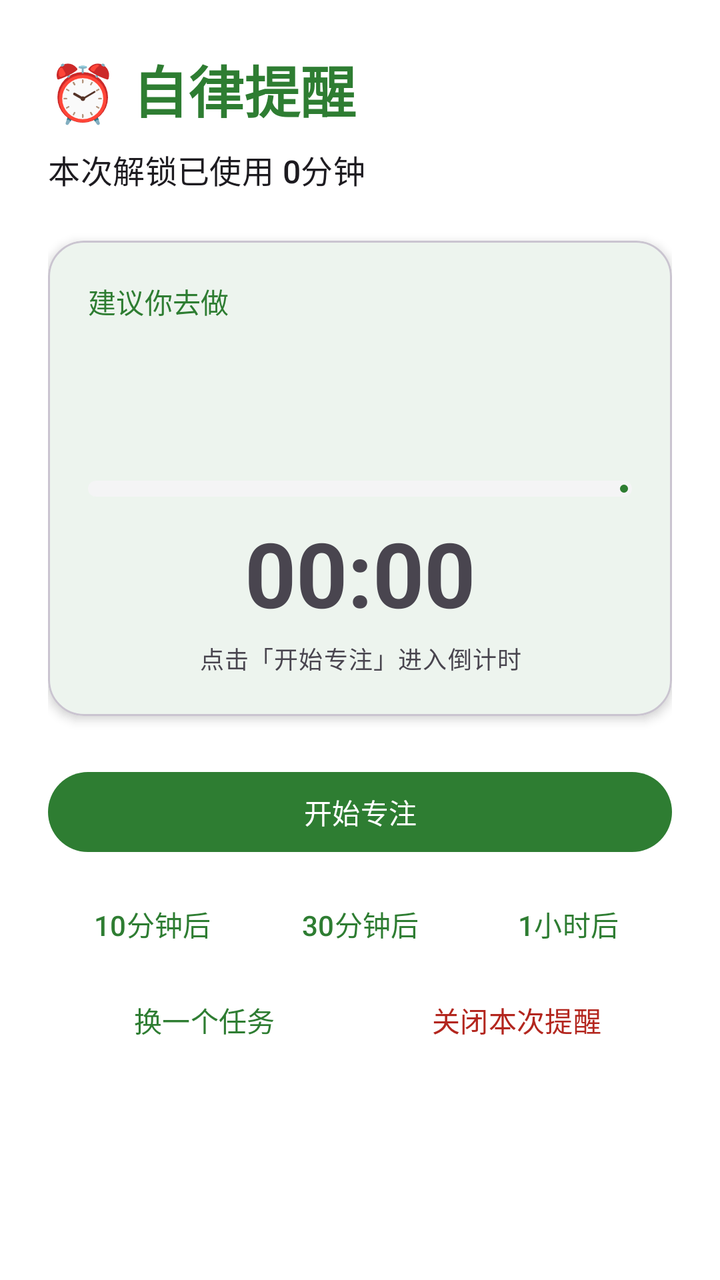
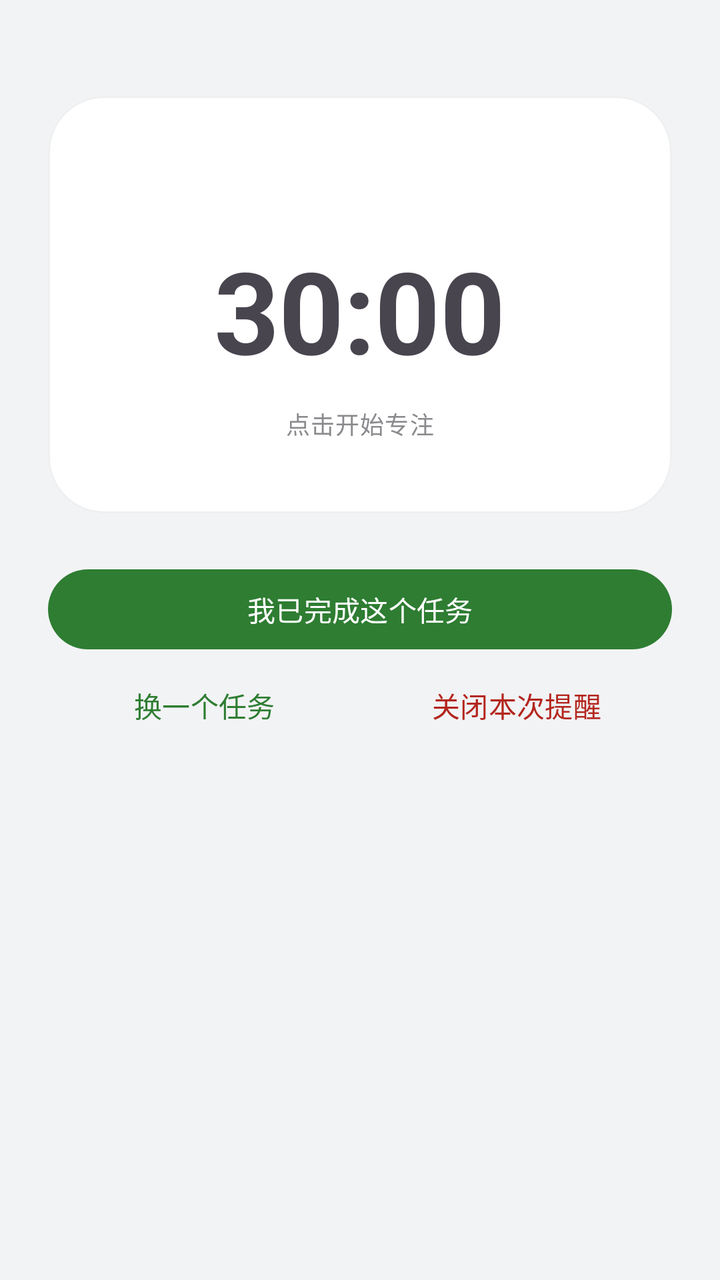

Before-and-after screenshots of an Android layout around one commit, followed by the original layout XML and the change that was made.
<!-- AndroidManifest.xml: application theme Theme.SelfDiscipline -->
<!-- res/layout/activity_reminder.xml -->
<?xml version="1.0" encoding="utf-8"?>
<ScrollView xmlns:android="http://schemas.android.com/apk/res/android"
    xmlns:app="http://schemas.android.com/apk/res-auto"
    android:layout_width="match_parent"
    android:layout_height="match_parent"
    android:fillViewport="true">

    <LinearLayout
        android:layout_width="match_parent"
        android:layout_height="wrap_content"
        android:orientation="vertical"
        android:padding="24dp">

        <TextView
            android:layout_width="wrap_content"
            android:layout_height="wrap_content"
            android:text="⏰ 自律提醒"
            android:textAppearance="?attr/textAppearanceHeadlineMedium"
            android:textColor="?attr/colorPrimary"
            android:textStyle="bold" />

        <TextView
            android:id="@+id/tvRemindUsage"
            android:layout_width="wrap_content"
            android:layout_height="wrap_content"
            android:layout_marginTop="8dp"
            android:text="本次解锁已使用 0分钟"
            android:textAppearance="?attr/textAppearanceTitleMedium" />

        
        <com.google.android.material.card.MaterialCardView
            android:id="@+id/cardTask"
            android:layout_width="match_parent"
            android:layout_height="wrap_content"
            android:layout_marginTop="24dp"
            app:cardCornerRadius="18dp"
            app:cardElevation="3dp">

            <LinearLayout
                android:layout_width="match_parent"
                android:layout_height="wrap_content"
                android:orientation="vertical"
                android:padding="20dp">

                <TextView
                    android:layout_width="wrap_content"
                    android:layout_height="wrap_content"
                    android:text="建议你去做"
                    android:textAppearance="?attr/textAppearanceLabelLarge"
                    android:textColor="?attr/colorPrimary" />

                <TextView
                    android:id="@+id/tvTaskTitle"
                    android:layout_width="wrap_content"
                    android:layout_height="wrap_content"
                    android:layout_marginTop="8dp"
                    android:textAppearance="?attr/textAppearanceHeadlineSmall"
                    android:textStyle="bold" />

                <TextView
                    android:id="@+id/tvTaskMeta"
                    android:layout_width="wrap_content"
                    android:layout_height="wrap_content"
                    android:layout_marginTop="4dp"
                    android:textAppearance="?attr/textAppearanceBodyMedium"
                    android:textColor="?android:attr/textColorSecondary" />

                <com.google.android.material.progressindicator.LinearProgressIndicator
                    android:id="@+id/progressFocus"
                    android:layout_width="match_parent"
                    android:layout_height="wrap_content"
                    android:layout_marginTop="16dp"
                    android:max="100"
                    app:indicatorColor="?attr/colorPrimary"
                    app:trackColor="?attr/colorSurfaceVariant"
                    app:trackCornerRadius="4dp"
                    app:trackThickness="8dp" />

                <TextView
                    android:id="@+id/tvCountdown"
                    android:layout_width="match_parent"
                    android:layout_height="wrap_content"
                    android:layout_marginTop="8dp"
                    android:gravity="center"
                    android:text="00:00"
                    android:textAppearance="?attr/textAppearanceDisplayMedium"
                    android:textStyle="bold" />

                <TextView
                    android:id="@+id/tvFocusHint"
                    android:layout_width="match_parent"
                    android:layout_height="wrap_content"
                    android:layout_marginTop="4dp"
                    android:gravity="center"
                    android:text="点击「开始专注」进入倒计时"
                    android:textAppearance="?attr/textAppearanceBodySmall"
                    android:textColor="?android:attr/textColorSecondary" />
            </LinearLayout>
        </com.google.android.material.card.MaterialCardView>

        <TextView
            android:id="@+id/tvNoTask"
            android:layout_width="match_parent"
            android:layout_height="wrap_content"
            android:layout_marginTop="32dp"
            android:gravity="center"
            android:text="还没有待办任务\n请先到任务清单中添加一个想做的事情吧"
            android:textAppearance="?attr/textAppearanceBodyLarge"
            android:textColor="?android:attr/textColorSecondary"
            android:visibility="gone" />

        <com.google.android.material.button.MaterialButton
            android:id="@+id/btnAddTask"
            android:layout_width="match_parent"
            android:layout_height="wrap_content"
            android:layout_marginTop="12dp"
            android:text="去添加任务"
            style="@style/Widget.Material3.Button.TonalButton"
            android:visibility="gone" />

        <com.google.android.material.button.MaterialButton
            android:id="@+id/btnStart"
            android:layout_width="match_parent"
            android:layout_height="wrap_content"
            android:layout_marginTop="24dp"
            android:text="开始专注" />

        <com.google.android.material.button.MaterialButton
            android:id="@+id/btnComplete"
            android:layout_width="match_parent"
            android:layout_height="wrap_content"
            android:layout_marginTop="24dp"
            android:text="我已完成这个任务"
            android:visibility="gone" />

        <LinearLayout
            android:layout_width="match_parent"
            android:layout_height="wrap_content"
            android:layout_marginTop="8dp"
            android:orientation="horizontal">

            <com.google.android.material.button.MaterialButton
                android:id="@+id/btnSnooze10"
                android:layout_width="0dp"
                android:layout_height="wrap_content"
                android:layout_weight="1"
                android:minWidth="0dp"
                android:text="10分钟后"
                style="@style/Widget.Material3.Button.TextButton" />

            <com.google.android.material.button.MaterialButton
                android:id="@+id/btnSnooze30"
                android:layout_width="0dp"
                android:layout_height="wrap_content"
                android:layout_weight="1"
                android:minWidth="0dp"
                android:text="30分钟后"
                style="@style/Widget.Material3.Button.TextButton" />

            <com.google.android.material.button.MaterialButton
                android:id="@+id/btnSnooze60"
                android:layout_width="0dp"
                android:layout_height="wrap_content"
                android:layout_weight="1"
                android:minWidth="0dp"
                android:text="1小时后"
                style="@style/Widget.Material3.Button.TextButton" />
        </LinearLayout>

        <LinearLayout
            android:layout_width="match_parent"
            android:layout_height="wrap_content"
            android:orientation="horizontal">

            <com.google.android.material.button.MaterialButton
                android:id="@+id/btnSkip"
                android:layout_width="0dp"
                android:layout_height="wrap_content"
                android:layout_weight="1"
                android:minWidth="0dp"
                android:text="换一个任务"
                style="@style/Widget.Material3.Button.TextButton" />

            <com.google.android.material.button.MaterialButton
                android:id="@+id/btnMuteSession"
                android:layout_width="0dp"
                android:layout_height="wrap_content"
                android:layout_weight="1"
                android:minWidth="0dp"
                android:text="关闭本次提醒"
                android:textColor="?attr/colorError"
                style="@style/Widget.Material3.Button.TextButton" />
        </LinearLayout>
    </LinearLayout>
</ScrollView>
<!-- resources referenced by this layout -->
<resources>
  <style name="Theme.SelfDiscipline" parent="Theme.Material3.Light.NoActionBar">
          <item name="colorPrimary">@color/primary</item>
          <item name="colorOnPrimary">@color/white</item>
          <item name="colorPrimaryContainer">@color/primary_container</item>
          <item name="colorOnPrimaryContainer">@color/on_primary_container</item>
          <item name="colorSurface">@color/surface</item>
          <item name="colorSurfaceVariant">@color/surface_variant</item>
          <item name="android:windowBackground">@color/white</item>
          <item name="android:statusBarColor">@color/white</item>
          <item name="android:windowLightStatusBar">true</item>
      </style>
  <color name="primary">#2E7D32</color>
  <color name="white">#FFFFFF</color>
  <color name="primary_container">#A5D6A7</color>
  <color name="on_primary_container">#1B5E20</color>
  <color name="surface">#FFFFFF</color>
  <color name="surface_variant">#F4F4F5</color>
</resources>

<!-- the commit's change to res/layout/activity_reminder.xml (unified diff, before → after) -->
@@ -1,195 +1,123 @@
 <?xml version="1.0" encoding="utf-8"?>
-<ScrollView xmlns:android="http://schemas.android.com/apk/res/android"
+<LinearLayout xmlns:android="http://schemas.android.com/apk/res/android"
     xmlns:app="http://schemas.android.com/apk/res-auto"
     android:layout_width="match_parent"
     android:layout_height="match_parent"
-    android:fillViewport="true">
+    android:background="@color/bg"
+    android:orientation="vertical">
 
-    <LinearLayout
+    <ScrollView
         android:layout_width="match_parent"
-        android:layout_height="wrap_content"
-        android:orientation="vertical"
-        android:padding="24dp">
+        android:layout_height="match_parent"
+        android:fillViewport="true">
 
-        <TextView
-            android:layout_width="wrap_content"
-            android:layout_height="wrap_content"
-            android:text="⏰ 自律提醒"
-            android:textAppearance="?attr/textAppearanceHeadlineMedium"
-            android:textColor="?attr/colorPrimary"
-            android:textStyle="bold" />
-
-        <TextView
-            android:id="@+id/tvRemindUsage"
-            android:layout_width="wrap_content"
-            android:layout_height="wrap_content"
-            android:layout_marginTop="8dp"
-            android:text="本次解锁已使用 0分钟"
-            android:textAppearance="?attr/textAppearanceTitleMedium" />
-
-        
-        <com.google.android.material.card.MaterialCardView
-            android:id="@+id/cardTask"
+        <LinearLayout
             android:layout_width="match_parent"
             android:layout_height="wrap_content"
-            android:layout_marginTop="24dp"
-            app:cardCornerRadius="18dp"
-            app:cardElevation="3dp">
+            android:gravity="center_horizontal"
+            android:orientation="vertical"
+            android:padding="24dp">
+
+            
+            <com.google.android.material.card.MaterialCardView
+                android:id="@+id/cardTask"
+                android:layout_width="match_parent"
+                android:layout_height="wrap_content"
+                android:layout_marginTop="24dp"
+                android:clickable="true"
+                android:focusable="true"
+                android:foreground="?attr/selectableItemBackground"
+                app:cardBackgroundColor="@color/surface"
+                app:cardCornerRadius="28dp"
+                app:cardElevation="0dp"
+                app:strokeColor="#EEEFF0"
+                app:strokeWidth="1dp">
+
+                <LinearLayout
+                    android:layout_width="match_parent"
+                    android:layout_height="wrap_content"
+                    android:gravity="center"
+                    android:orientation="vertical"
+                    android:padding="36dp">
+
+                    <TextView
+                        android:id="@+id/tvTaskTitle"
+                        android:layout_width="wrap_content"
+                        android:layout_height="wrap_content"
+                        android:textAppearance="?attr/textAppearanceLabelLarge"
+                        android:textColor="@color/text_secondary" />
+
+                    <TextView
+                        android:id="@+id/tvCountdown"
+                        android:layout_width="wrap_content"
+                        android:layout_height="wrap_content"
+                        android:layout_marginTop="14dp"
+                        android:text="30:00"
+                        android:textAppearance="?attr/textAppearanceDisplayLarge"
+                        android:textStyle="bold" />
+
+                    <TextView
+                        android:id="@+id/tvFocusHint"
+                        android:layout_width="wrap_content"
+                        android:layout_height="wrap_content"
+                        android:layout_marginTop="10dp"
+                        android:text="点击开始专注"
+                        android:textAppearance="?attr/textAppearanceBodySmall"
+                        android:textColor="@color/text_secondary" />
+                </LinearLayout>
+            </com.google.android.material.card.MaterialCardView>
+
+            <TextView
+                android:id="@+id/tvNoTask"
+                android:layout_width="wrap_content"
+                android:layout_height="wrap_content"
+                android:layout_marginTop="32dp"
+                android:gravity="center"
+                android:text="还没有待办任务"
+                android:textAppearance="?attr/textAppearanceBodyLarge"
+                android:textColor="@color/text_secondary"
+                android:visibility="gone" />
+
+            <com.google.android.material.button.MaterialButton
+                android:id="@+id/btnAddTask"
+                android:layout_width="wrap_content"
+                android:layout_height="wrap_content"
+                android:layout_marginTop="12dp"
+                android:text="去添加任务"
+                style="@style/Widget.Material3.Button.TonalButton"
+                android:visibility="gone" />
+
+            <com.google.android.material.button.MaterialButton
+                android:id="@+id/btnComplete"
+                android:layout_width="match_parent"
+                android:layout_height="wrap_content"
+                android:layout_marginTop="24dp"
+                android:text="我已完成这个任务" />
 
             <LinearLayout
                 android:layout_width="match_parent"
                 android:layout_height="wrap_content"
-                android:orientation="vertical"
-                android:padding="20dp">
+                android:orientation="horizontal">
 
-                <TextView
-                    android:layout_width="wrap_content"
+                <com.google.android.material.button.MaterialButton
+                    android:id="@+id/btnSkip"
+                    android:layout_width="0dp"
                     android:layout_height="wrap_content"
-                    android:text="建议你去做"
-                    android:textAppearance="?attr/textAppearanceLabelLarge"
-                    android:textColor="?attr/colorPrimary" />
+                    android:layout_weight="1"
+                    android:minWidth="0dp"
+                    android:text="换一个任务"
+                    style="@style/Widget.Material3.Button.TextButton" />
 
-                <TextView
-                    android:id="@+id/tvTaskTitle"
-                    android:layout_width="wrap_content"
+                <com.google.android.material.button.MaterialButton
+                    android:id="@+id/btnMuteSession"
+                    android:layout_width="0dp"
                     android:layout_height="wrap_content"
-                    android:layout_marginTop="8dp"
-                    android:textAppearance="?attr/textAppearanceHeadlineSmall"
-                    android:textStyle="bold" />
-
-                <TextView
-                    android:id="@+id/tvTaskMeta"
-                    android:layout_width="wrap_content"
-                    android:layout_height="wrap_content"
-                    android:layout_marginTop="4dp"
-                    android:textAppearance="?attr/textAppearanceBodyMedium"
-                    android:textColor="?android:attr/textColorSecondary" />
-
-                <com.google.android.material.progressindicator.LinearProgressIndicator
-                    android:id="@+id/progressFocus"
-                    android:layout_width="match_parent"
-                    android:layout_height="wrap_content"
-                    android:layout_marginTop="16dp"
-                    android:max="100"
-                    app:indicatorColor="?attr/colorPrimary"
-                    app:trackColor="?attr/colorSurfaceVariant"
-                    app:trackCornerRadius="4dp"
-                    app:trackThickness="8dp" />
-
-                <TextView
-                    android:id="@+id/tvCountdown"
-                    android:layout_width="match_parent"
-                    android:layout_height="wrap_content"
-                    android:layout_marginTop="8dp"
-                    android:gravity="center"
-                    android:text="00:00"
-                    android:textAppearance="?attr/textAppearanceDisplayMedium"
-                    android:textStyle="bold" />
-
-                <TextView
-                    android:id="@+id/tvFocusHint"
-                    android:layout_width="match_parent"
-                    android:layout_height="wrap_content"
-                    android:layout_marginTop="4dp"
-                    android:gravity="center"
-                    android:text="点击「开始专注」进入倒计时"
-                    android:textAppearance="?attr/textAppearanceBodySmall"
-                    android:textColor="?android:attr/textColorSecondary" />
+                    android:layout_weight="1"
+                    android:minWidth="0dp"
+                    android:text="关闭本次提醒"
+                    android:textColor="?attr/colorError"
+                    style="@style/Widget.Material3.Button.TextButton" />
             </LinearLayout>
-        </com.google.android.material.card.MaterialCardView>
-
-        <TextView
-            android:id="@+id/tvNoTask"
-            android:layout_width="match_parent"
-            android:layout_height="wrap_content"
-            android:layout_marginTop="32dp"
-            android:gravity="center"
-            android:text="还没有待办任务\n请先到任务清单中添加一个想做的事情吧"
-            android:textAppearance="?attr/textAppearanceBodyLarge"
-            android:textColor="?android:attr/textColorSecondary"
-            android:visibility="gone" />
-
-        <com.google.android.material.button.MaterialButton
-            android:id="@+id/btnAddTask"
-            android:layout_width="match_parent"
-            android:layout_height="wrap_content"
-            android:layout_marginTop="12dp"
-            android:text="去添加任务"
-            style="@style/Widget.Material3.Button.TonalButton"
-            android:visibility="gone" />
-
-        <com.google.android.material.button.MaterialButton
-            android:id="@+id/btnStart"
-            android:layout_width="match_parent"
-            android:layout_height="wrap_content"
-            android:layout_marginTop="24dp"
-            android:text="开始专注" />
-
-        <com.google.android.material.button.MaterialButton
-            android:id="@+id/btnComplete"
-            android:layout_width="match_parent"
-            android:layout_height="wrap_content"
-            android:layout_marginTop="24dp"
-            android:text="我已完成这个任务"
-            android:visibility="gone" />
-
-        <LinearLayout
-            android:layout_width="match_parent"
-            android:layout_height="wrap_content"
-            android:layout_marginTop="8dp"
-            android:orientation="horizontal">
-
-            <com.google.android.material.button.MaterialButton
-                android:id="@+id/btnSnooze10"
-                android:layout_width="0dp"
-                android:layout_height="wrap_content"
-                android:layout_weight="1"
-                android:minWidth="0dp"
-                android:text="10分钟后"
-                style="@style/Widget.Material3.Button.TextButton" />
-
-            <com.google.android.material.button.MaterialButton
-                android:id="@+id/btnSnooze30"
-                android:layout_width="0dp"
-                android:layout_height="wrap_content"
-                android:layout_weight="1"
-                android:minWidth="0dp"
-                android:text="30分钟后"
-                style="@style/Widget.Material3.Button.TextButton" />
-
-            <com.google.android.material.button.MaterialButton
-                android:id="@+id/btnSnooze60"
-                android:layout_width="0dp"
-                android:layout_height="wrap_content"
-                android:layout_weight="1"
-                android:minWidth="0dp"
-                android:text="1小时后"
-                style="@style/Widget.Material3.Button.TextButton" />
         </LinearLayout>
-
-        <LinearLayout
-            android:layout_width="match_parent"
-            android:layout_height="wrap_content"
-            android:orientation="horizontal">
-
-            <com.google.android.material.button.MaterialButton
-                android:id="@+id/btnSkip"
-                android:layout_width="0dp"
-                android:layout_height="wrap_content"
-                android:layout_weight="1"
-                android:minWidth="0dp"
-                android:text="换一个任务"
-                style="@style/Widget.Material3.Button.TextButton" />
-
-            <com.google.android.material.button.MaterialButton
-                android:id="@+id/btnMuteSession"
-                android:layout_width="0dp"
-                android:layout_height="wrap_content"
-                android:layout_weight="1"
-                android:minWidth="0dp"
-                android:text="关闭本次提醒"
-                android:textColor="?attr/colorError"
-                style="@style/Widget.Material3.Button.TextButton" />
-        </LinearLayout>
-    </LinearLayout>
-</ScrollView>
+    </ScrollView>
+</LinearLayout>
<!-- resource entries referenced after the edit -->
@@ -1,5 +1,6 @@
 <!-- resources referenced by this layout -->
 <resources>
+  <color name="bg">#F2F3F5</color>
   <style name="Theme.SelfDiscipline" parent="Theme.Material3.Light.NoActionBar">
           <item name="colorPrimary">@color/primary</item>
           <item name="colorOnPrimary">@color/white</item>
@@ -7,8 +8,8 @@
           <item name="colorOnPrimaryContainer">@color/on_primary_container</item>
           <item name="colorSurface">@color/surface</item>
           <item name="colorSurfaceVariant">@color/surface_variant</item>
-          <item name="android:windowBackground">@color/white</item>
-          <item name="android:statusBarColor">@color/white</item>
+          <item name="android:windowBackground">@color/bg</item>
+          <item name="android:statusBarColor">@color/bg</item>
           <item name="android:windowLightStatusBar">true</item>
       </style>
   <color name="primary">#2E7D32</color>
@@ -16,6 +17,7 @@
   <color name="primary_container">#A5D6A7</color>
   <color name="on_primary_container">#1B5E20</color>
   <color name="surface">#FFFFFF</color>
+  <color name="text_secondary">#8A8A8E</color>
   <color name="surface_variant">#F4F4F5</color>
 </resources>
 
